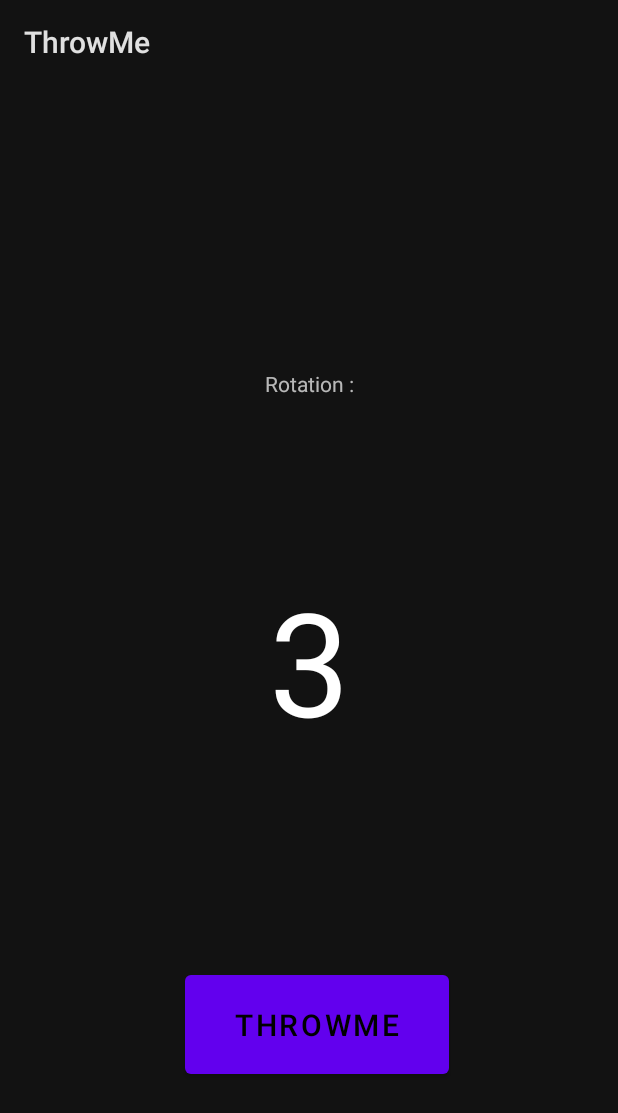
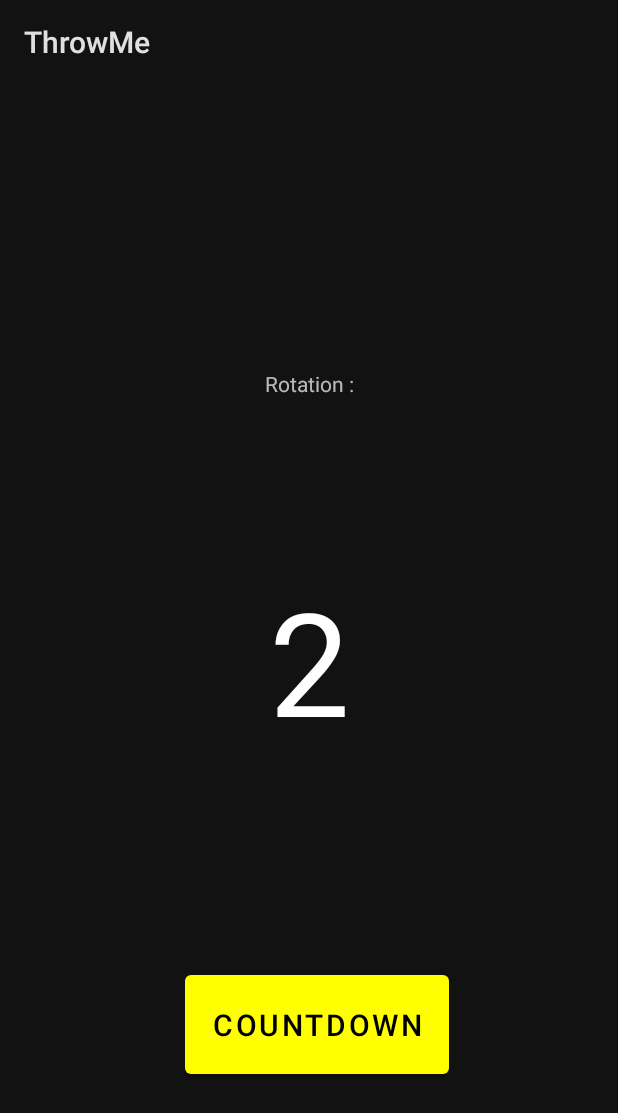
Before and after one commit to aUserPersona/ThrowMe, an Android app: the screen it shows after launch (MainActivity), after a tap on "THROWME", on a phone screen of 412 x 824 dp. Shown: the top 1113 px of the screen. Run offline under Robolectric (Android 15) with nearby library versions, the phone set to English and light mode, and no system bars; 1 statement that could not run was skipped.

Commit message:
Fancy Bottons

```diff
--- a/app/src/main/java/com/example/throwme/MainActivity.kt
+++ b/app/src/main/java/com/example/throwme/MainActivity.kt
@@ -30,6 +30,8 @@ class MainActivity : AppCompatActivity(), SensorEventListener {
 
         val rollButton: Button = findViewById(R.id.button)
         rollButton.setOnClickListener {
+            rollButton.setText("CountDown")
+            rollButton.setBackgroundColor(Color.YELLOW)
             countDownTimer(4000) //Counting Down and starting doSensorMagic() when done -> 4sek
         }
     }
@@ -60,6 +62,7 @@ class MainActivity : AppCompatActivity(), SensorEventListener {
             override fun onFinish() {
                 val rollButton: Button = findViewById(R.id.button)
                 rollButton.setText("Throw!")
+                rollButton.setBackgroundColor(Color.GREEN)
                 doSensorMagic()
             }
         }.start()
```
